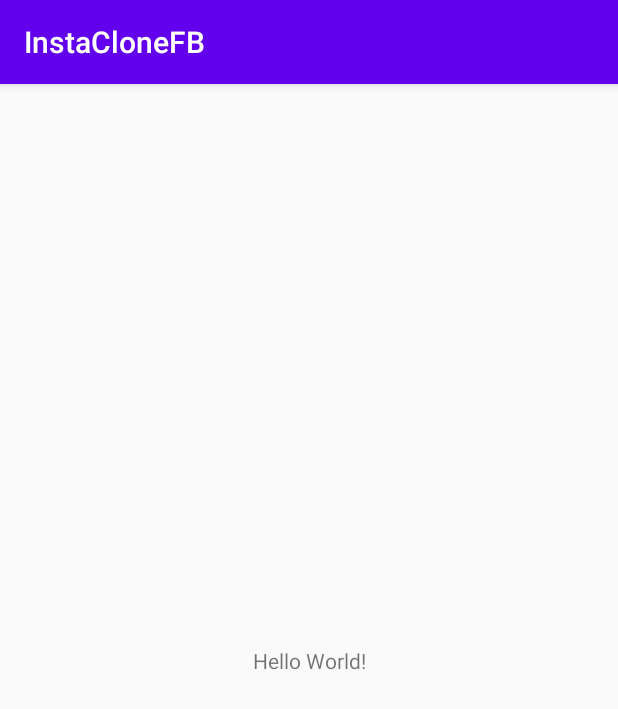
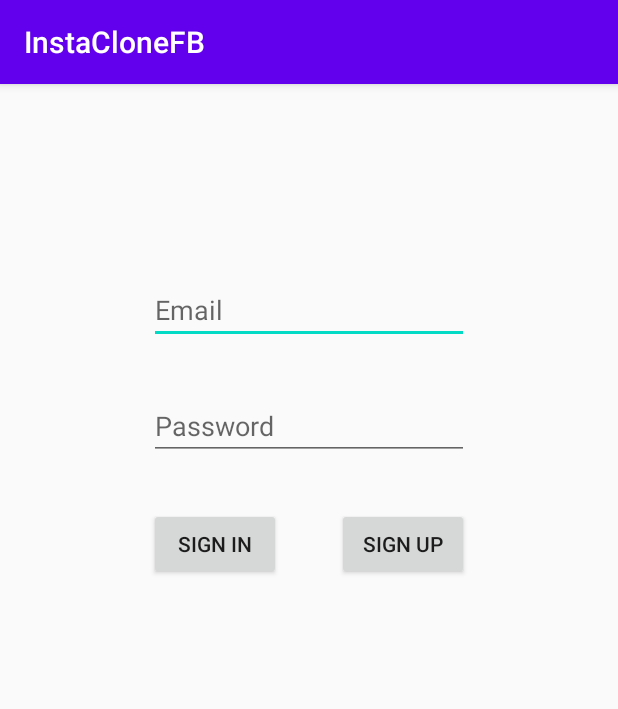
Before and after one commit to bgraknd/InstApp, an Android app: the screen it shows after launch (MainActivity), on a phone screen of 412 x 824 dp. Shown: the top 709 px of the screen. Run offline under Robolectric (Android 15) with nearby library versions, the phone set to English and light mode, and no system bars; our stand-ins replace Firebase (no records; nobody signed in at launch, a user with empty details on screens opened directly).

Commit message:
add signin

```diff
--- a/app/src/main/res/layout/activity_main.xml
+++ b/app/src/main/res/layout/activity_main.xml
@@ -6,13 +6,46 @@
     android:layout_height="match_parent"
     tools:context=".MainActivity">
 
-    <TextView
+    <EditText
+        android:id="@+id/emailText"
         android:layout_width="wrap_content"
         android:layout_height="wrap_content"
-        android:text="Hello World!"
-        app:layout_constraintBottom_toBottomOf="parent"
-        app:layout_constraintLeft_toLeftOf="parent"
-        app:layout_constraintRight_toRightOf="parent"
+        android:layout_marginTop="128dp"
+        android:ems="10"
+        android:hint="Email"
+        android:inputType="textEmailAddress"
+        app:layout_constraintEnd_toEndOf="parent"
+        app:layout_constraintStart_toStartOf="parent"
         app:layout_constraintTop_toTopOf="parent" />
 
+    <EditText
+        android:id="@+id/passwordText"
+        android:layout_width="wrap_content"
+        android:layout_height="wrap_content"
+        android:layout_marginTop="32dp"
+        android:ems="10"
+        android:hint="Password"
+        android:inputType="textPassword"
+        app:layout_constraintEnd_toEndOf="@+id/emailText"
+        app:layout_constraintStart_toStartOf="@+id/emailText"
+        app:layout_constraintTop_toBottomOf="@+id/emailText" />
+
+    <Button
+        android:id="@+id/signInButton"
+        android:layout_width="wrap_content"
+        android:layout_height="wrap_content"
+        android:layout_marginTop="32dp"
+        android:onClick="signInClicked"
+        android:text="SIGN IN"
+        app:layout_constraintStart_toStartOf="@+id/passwordText"
+        app:layout_constraintTop_toBottomOf="@+id/passwordText" />
+
+    <Button
+        android:id="@+id/signUpButton"
+        android:layout_width="wrap_content"
+        android:layout_height="wrap_content"
+        android:onClick="signUpClicked"
+        android:text="SIGN UP"
+        app:layout_constraintBottom_toBottomOf="@+id/signInButton"
+        app:layout_constraintEnd_toEndOf="@+id/passwordText" />
 </androidx.constraintlayout.widget.ConstraintLayout>
```
Also changed, not shown: app/src/main/java/com/bugrakandemir/instaclonefb/MainActivity.kt (+47 -0 lines).
